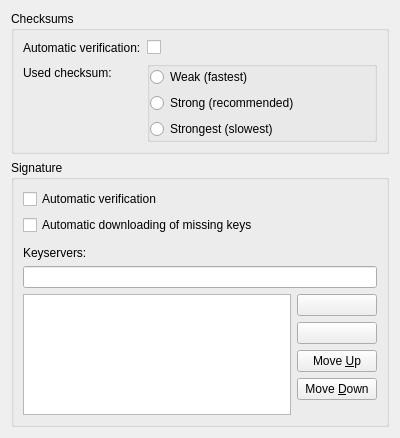
Above: conf/verificationpreferences.ui from KDE/kget before the change. Below: the same form after it.
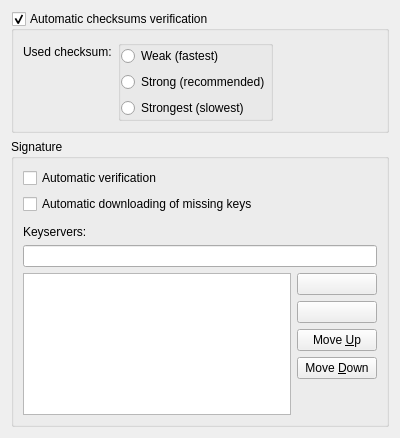
That is the form after the change. Custom widgets are drawn as their Qt base class.

Commit message: Just use a group box, no groupbox+checkbox

```diff
--- a/conf/verificationpreferences.ui
+++ b/conf/verificationpreferences.ui
@@ -12,19 +12,28 @@
   </property>
   <layout class="QVBoxLayout" name="verticalLayout">
    <item>
-    <widget class="QGroupBox" name="groupBox">
+    <widget class="QGroupBox" name="kcfg_ChecksumAutomaticVerification">
      <property name="title">
-      <string>Checksums</string>
+      <string>Automatic checksums verification</string>
+     </property>
+     <property name="flat">
+      <bool>false</bool>
+     </property>
+     <property name="checkable">
+      <bool>true</bool>
      </property>
      <layout class="QFormLayout" name="formLayout">
+      <property name="fieldGrowthPolicy">
+       <enum>QFormLayout::ExpandingFieldsGrow</enum>
+      </property>
       <item row="0" column="0">
-       <widget class="QLabel" name="label_2">
+       <widget class="QLabel" name="label_3">
         <property name="text">
-         <string>Automatic verification:</string>
+         <string>Used checksum:</string>
         </property>
        </widget>
       </item>
-      <item row="1" column="1">
+      <item row="0" column="1">
        <widget class="KButtonGroup" name="kcfg_ChecksumStrength">
         <property name="title">
          <string/>
@@ -60,20 +69,6 @@
         </layout>
        </widget>
       </item>
-      <item row="0" column="1">
-       <widget class="QCheckBox" name="kcfg_ChecksumAutomaticVerification">
-        <property name="text">
-         <string/>
-        </property>
-       </widget>
-      </item>
-      <item row="1" column="0">
-       <widget class="QLabel" name="label_3">
-        <property name="text">
-         <string>Used checksum:</string>
-        </property>
-       </widget>
-      </item>
      </layout>
     </widget>
    </item>
@@ -183,16 +178,16 @@
    <header>kbuttongroup.h</header>
    <container>1</container>
   </customwidget>
-  <customwidget>
-   <class>KPushButton</class>
-   <extends>QPushButton</extends>
-   <header>kpushbutton.h</header>
-  </customwidget>
   <customwidget>
    <class>KLineEdit</class>
    <extends>QLineEdit</extends>
    <header>klineedit.h</header>
   </customwidget>
+  <customwidget>
+   <class>KPushButton</class>
+   <extends>QPushButton</extends>
+   <header>kpushbutton.h</header>
+  </customwidget>
  </customwidgets>
  <resources/>
  <connections/>
```
The commit also changes 2 other files.
